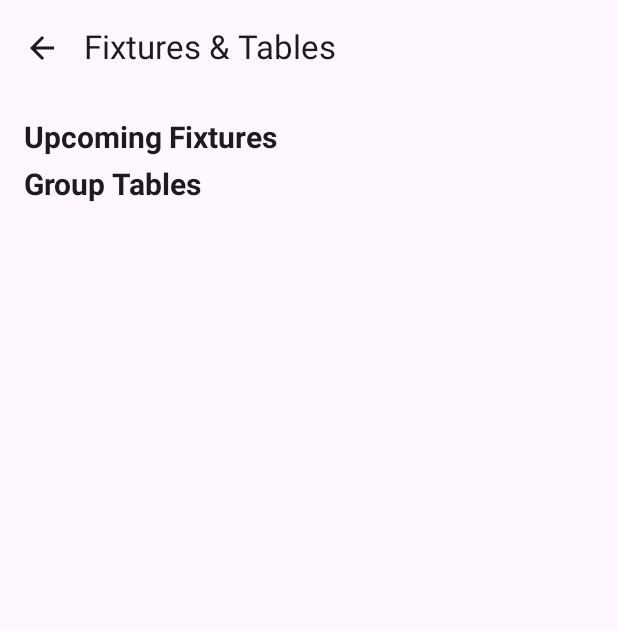
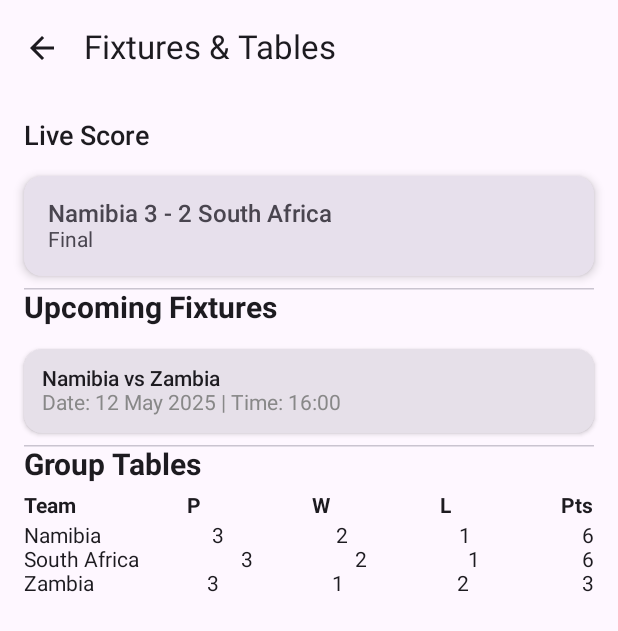
Before and after one commit to Taapopi149/NamHockey, an Android app built with Jetpack Compose: the FixturesAndScores screen opened through its navigation route, on a phone screen of 412 x 824 dp. Shown: the top 631 px of the screen. Run offline under Robolectric (Android 15) with nearby library versions, the phone set to English and light mode, and no system bars; our stand-ins replace Firebase (no records; nobody signed in at launch, a user with empty details on screens opened directly); libraries missing offline, so code that uses them is left out: com.kwabenaberko.newsapilib; 3 statements that could not run were skipped.

Commit message:
fixture and table

```diff
--- a/app/src/main/java/com/example/namhockey/FixturesAndScore.kt
+++ b/app/src/main/java/com/example/namhockey/FixturesAndScore.kt
@@ -17,6 +17,7 @@
 import androidx.compose.ui.unit.dp
 import androidx.compose.ui.unit.sp
 import androidx.compose.foundation.verticalScroll
+import androidx.compose.ui.graphics.Color
 import androidx.navigation.NavController
 
 
@@ -42,12 +43,76 @@
                 .verticalScroll(rememberScrollState())
                 .padding(16.dp)
         ) {
+            Text(
+                text = "Live Score",
+                fontSize = 18.sp,
+                fontWeight = FontWeight.SemiBold,
+                modifier = Modifier.padding(bottom = 8.dp)
+            )
+
+            Card(
+                modifier = Modifier
+                    .fillMaxWidth()
+                    .padding(vertical = 8.dp),
+                colors = CardDefaults.cardColors(containerColor = MaterialTheme.colorScheme.surfaceVariant),
+                elevation = CardDefaults.cardElevation(4.dp)
+            ) {
+                Column(modifier = Modifier.padding(16.dp)) {
+                    Text("Namibia 3 - 2 South Africa", fontSize = 16.sp, fontWeight = FontWeight.Medium)
+                    Text("Final", fontSize = 14.sp, color = MaterialTheme.colorScheme.onSurfaceVariant)
+                }
+            }
+
+
+            HorizontalDivider()
+
             Text("Upcoming Fixtures", fontSize = 20.sp, fontWeight = FontWeight.Bold)
             Spacer(Modifier.height(8.dp))
             // Add your fixture list here
+
+            Card(
+                modifier = Modifier
+                    .fillMaxWidth()
+                    .padding(vertical = 8.dp),
+                elevation = CardDefaults.cardElevation(2.dp)
+            ) {
+                Column(modifier = Modifier.padding(12.dp)) {
+                    Text("Namibia vs Zambia", fontWeight = FontWeight.SemiBold)
+                    Text("Date: 12 May 2025 | Time: 16:00", fontSize = 14.sp, color = Color.Gray)
+                }
+            }
+
+
+            HorizontalDivider()
+
+
             Text("Group Tables", fontSize = 20.sp, fontWeight = FontWeight.Bold)
             Spacer(Modifier.height(8.dp))
             // Add your group table UI here
+
+            Column {
+                Row(modifier = Modifier.fillMaxWidth(), horizontalArrangement = Arrangement.SpaceBetween) {
+                    Text("Team", fontWeight = FontWeight.Bold)
+                    Text("P", fontWeight = FontWeight.Bold)
+                    Text("W", fontWeight = FontWeight.Bold)
+                    Text("L", fontWeight = FontWeight.Bold)
+                    Text("Pts", fontWeight = FontWeight.Bold)
+                }
+                Spacer(modifier = Modifier.height(4.dp))
+                listOf(
+                    listOf("Namibia", "3", "2", "1", "6"),
+                    listOf("South Africa", "3", "2", "1", "6"),
+                    listOf("Zambia", "3", "1", "2", "3")
+                ).forEach { row ->
+                    Row(modifier = Modifier.fillMaxWidth(), horizontalArrangement = Arrangement.SpaceBetween) {
+                        row.forEach { cell ->
+                            Text(cell)
+                        }
+                    }
+                }
+            }
+
+
         }
     }
 }
--- a/app/src/main/java/com/example/namhockey/Homepage.kt
+++ b/app/src/main/java/com/example/namhockey/Homepage.kt
@@ -212,7 +212,7 @@
                     actions = {
                         IconButton(onClick = { navController.navigate("fixtures") }) {
                             Icon(
-                                painter = painterResource(id = R.drawable.fixtureicon),
+                                painter = painterResource(id = R.drawable.bell),
                                 contentDescription = "Fixtures",
                                 tint = Color.Black,
                                 modifier = Modifier.size(28.dp)
--- a/app/src/main/java/com/example/namhockey/Login.kt
+++ b/app/src/main/java/com/example/namhockey/Login.kt
@@ -27,14 +27,12 @@
 import androidx.compose.ui.Alignment
 import androidx.compose.ui.Modifier
 import androidx.compose.ui.platform.LocalContext
-import androidx.compose.ui.res.fontResource
 import androidx.compose.ui.res.painterResource
 import androidx.compose.ui.text.font.FontWeight
 import androidx.compose.ui.unit.dp
 import androidx.compose.ui.unit.sp
-import androidx.lifecycle.viewmodel.compose.viewModel
 import androidx.navigation.NavController
-import coil.compose.AsyncImagePainter
+
 
 
 @Composable
```
Also changed, not shown: app/src/main/res/drawable/notification.png (added).
